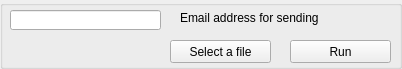
Old version of the form untitled.ui in the repository lupo218/Files-encryption-send.
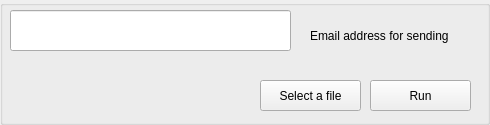
New version of the form.

```diff
--- a/untitled.ui
+++ b/untitled.ui
@@ -6,8 +6,8 @@
    <rect>
     <x>0</x>
     <y>0</y>
-    <width>402</width>
-    <height>69</height>
+    <width>490</width>
+    <height>125</height>
    </rect>
   </property>
   <property name="windowTitle">
@@ -18,18 +18,21 @@
     <rect>
      <x>10</x>
      <y>10</y>
-     <width>151</width>
-     <height>20</height>
+     <width>281</width>
+     <height>41</height>
     </rect>
    </property>
+   <property name="text">
+    <string/>
+   </property>
   </widget>
   <widget class="QLabel" name="label">
    <property name="geometry">
     <rect>
-     <x>180</x>
-     <y>10</y>
+     <x>310</x>
+     <y>20</y>
      <width>171</width>
-     <height>16</height>
+     <height>31</height>
     </rect>
    </property>
    <property name="text">
@@ -39,10 +42,10 @@
   <widget class="QPushButton" name="pushButton">
    <property name="geometry">
     <rect>
-     <x>170</x>
-     <y>40</y>
+     <x>260</x>
+     <y>80</y>
      <width>101</width>
-     <height>23</height>
+     <height>31</height>
     </rect>
    </property>
    <property name="text">
@@ -52,16 +55,29 @@
   <widget class="QPushButton" name="pushButton_2">
    <property name="geometry">
     <rect>
-     <x>290</x>
-     <y>40</y>
+     <x>370</x>
+     <y>80</y>
      <width>101</width>
-     <height>23</height>
+     <height>31</height>
     </rect>
    </property>
    <property name="text">
     <string>Run</string>
    </property>
   </widget>
+  <widget class="QLabel" name="label_2">
+   <property name="geometry">
+    <rect>
+     <x>10</x>
+     <y>50</y>
+     <width>151</width>
+     <height>20</height>
+    </rect>
+   </property>
+   <property name="text">
+    <string/>
+   </property>
+  </widget>
  </widget>
  <resources/>
  <connections/>
```
Left out of the diff: 2 changed lines with no effect on the pictures.
